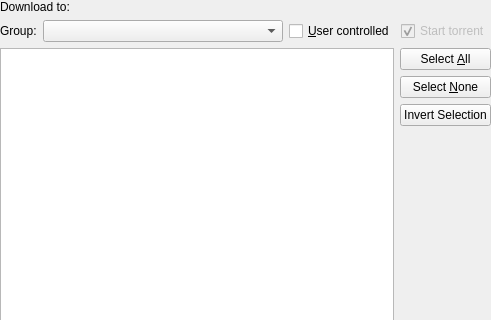
This is ktorrent/fileselectdlg.ui in KDE/ktorrent as Qt 5 draws it before an edit; both pictures show x 0 to 491 and y 0 to 320 of the 491 by 572 pixel window. The edited form follows.
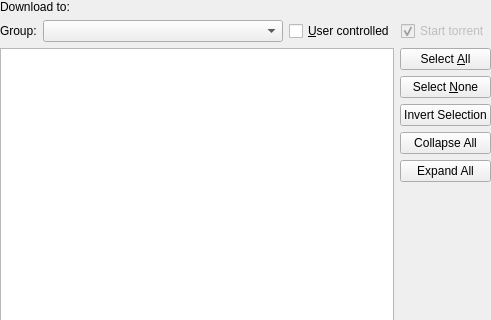
This is the edited form. Custom widgets are drawn as their Qt base class.

Commit message: Added patch which adds collapse all and expand all actions to the fileselection dialog and the fileview

Diff of the .ui file:
```diff
--- a/ktorrent/fileselectdlg.ui
+++ b/ktorrent/fileselectdlg.ui
@@ -124,6 +124,20 @@
          </property>
         </widget>
        </item>
+       <item>
+        <widget class="KPushButton" name="m_collapse_all" >
+         <property name="text" >
+          <string>Collapse All</string>
+         </property>
+        </widget>
+       </item>
+       <item>
+        <widget class="KPushButton" name="m_expand_all" >
+         <property name="text" >
+          <string>Expand All</string>
+         </property>
+        </widget>
+       </item>
        <item>
         <spacer>
          <property name="orientation" >
@@ -132,7 +146,7 @@
          <property name="sizeHint" stdset="0" >
           <size>
            <width>20</width>
-           <height>40</height>
+           <height>10</height>
           </size>
          </property>
         </spacer>
```
The commit also changes 3 other files.
